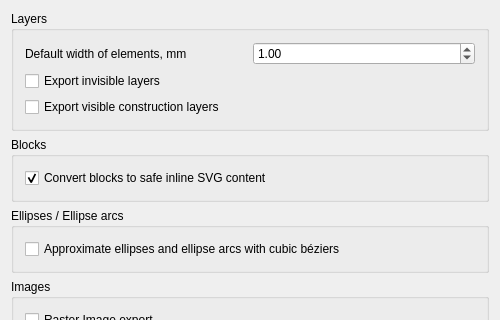
The window that librecad/src/ui/dialogs/file/export/qg_dlgoptionsmakercam.ui (LibreCAD/LibreCAD) describes before a commit, drawn with Qt 5; both pictures show x 0 to 500 and y 0 to 320 of the 500 by 573 pixel window.
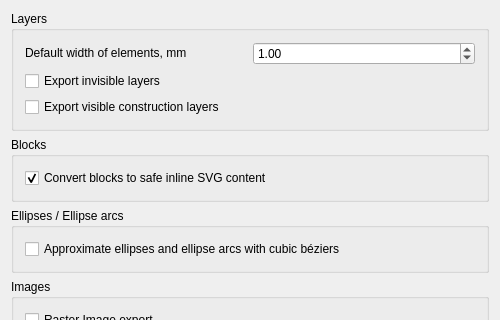
The same window after the commit.

What changed in the file:
```diff
--- a/librecad/src/ui/dialogs/file/export/qg_dlgoptionsmakercam.ui
+++ b/librecad/src/ui/dialogs/file/export/qg_dlgoptionsmakercam.ui
@@ -34,6 +34,12 @@
    </property>
    <item alignment="Qt::AlignTop">
     <widget class="QGroupBox" name="gbLayers">
+     <property name="sizePolicy">
+      <sizepolicy hsizetype="Preferred" vsizetype="Fixed">
+       <horstretch>0</horstretch>
+       <verstretch>0</verstretch>
+      </sizepolicy>
+     </property>
      <property name="title">
       <string>Layers</string>
      </property>
@@ -44,6 +50,12 @@
          <layout class="QHBoxLayout" name="hLayoutDefaultElementWidth">
           <item>
            <widget class="QLabel" name="lbDefaultElementWidth">
+            <property name="sizePolicy">
+             <sizepolicy hsizetype="Preferred" vsizetype="Fixed">
+              <horstretch>0</horstretch>
+              <verstretch>0</verstretch>
+             </sizepolicy>
+            </property>
             <property name="text">
              <string>Default width of elements, mm</string>
             </property>
```
